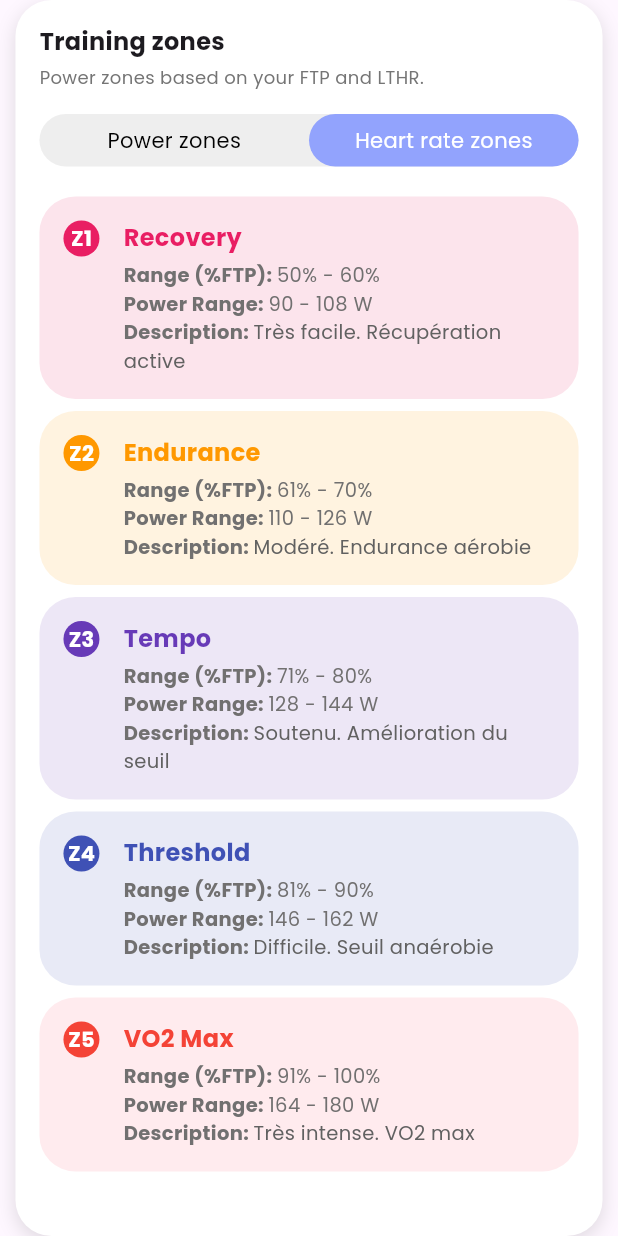
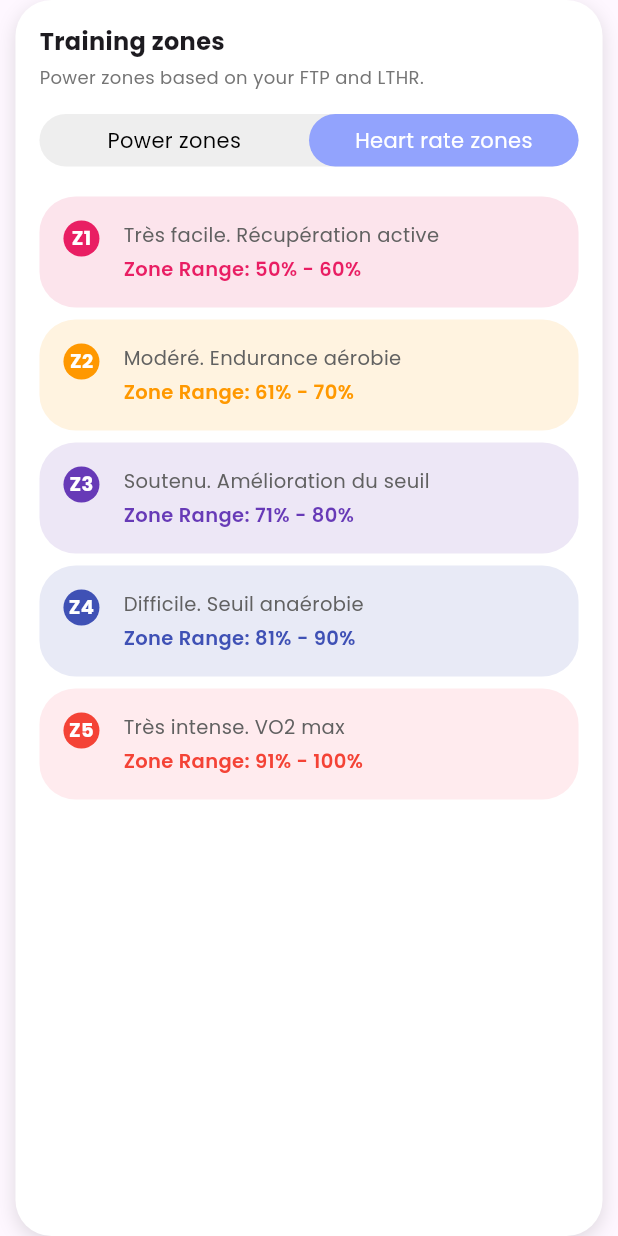
Before and after one commit to HanineBgr/Cyclink, a Flutter app: the ProfileCard widget shown alone on an empty page, opened directly, after a tap on "Heart rate zones", on a phone screen of 412 x 824 dp. Run offline on Flutter 3.47's test engine with Material 3 defaults, Android fonts, the phone set to English and light mode, and no system bars; our stand-ins replace firebase_auth, firebase_core, fl_chart, flutter_secure_storage, flutter_svg, get and 5 more; missing offline and left inert: dotted_dashed_line, flutter_reactive_ble; accounts and stored records are empty; network calls fail.

Commit message:
update card

```diff
--- a/lib/common_widget/profileCard.dart
+++ b/lib/common_widget/profileCard.dart
@@ -116,28 +116,29 @@ class _ProfileCardState extends State<ProfileCard> {
   List<Widget> _buildZoneCards(int ftp, int maxHr) {
     if (isPowerZoneSelected) {
       return [
-        _zoneCard("Z1", "Recovery", ftp, 0, 55, Colors.blue, Colors.blue[50]!, "Très facile, conversation fluide. Récupération active"),
-        _zoneCard("Z2", "Endurance", ftp, 56, 75, Colors.green, Colors.green[50]!, "Effort modéré. Endurance aérobie"),
-        _zoneCard("Z3", "Tempo", ftp, 76, 90, Colors.orange, Colors.orange[50]!, "Effort soutenu. Seuil lactique"),
-        _zoneCard("Z4", "Threshold", ftp, 91, 105, Colors.red, Colors.red[50]!, "Effort difficile. Seuil anaérobie"),
-        _zoneCard("Z5", "VO2 Max", ftp, 106, 120, Colors.purple, Colors.purple[50]!, "Très intense. Capacité aérobie maximale"),
-        _zoneCard("Z6", "Anaerobic", ftp, 121, 150, Colors.teal, Colors.teal[50]!, "Maximal court. Tolérance lactique"),
-        _zoneCard("Z7", "Neuromuscular", ftp, 151, 200, Colors.brown, Colors.brown[50]!, "Sprints explosifs. Puissance maximale"),
+        _zoneCard("Z1", "Très facile, conversation fluide. Récupération active", ftp, 0, 55, Colors.blue, Colors.blue[50]!),
+        _zoneCard("Z2", "Effort modéré. Endurance aérobie", ftp, 56, 75, Colors.green, Colors.green[50]!),
+        _zoneCard("Z3", "Effort soutenu. Seuil lactique", ftp, 76, 90, Colors.orange, Colors.orange[50]!),
+        _zoneCard("Z4", "Effort difficile. Seuil anaérobie", ftp, 91, 105, Colors.red, Colors.red[50]!),
+        _zoneCard("Z5", "Très intense. Capacité aérobie maximale", ftp, 106, 120, Colors.purple, Colors.purple[50]!),
+        _zoneCard("Z6", "Maximal court. Tolérance lactique", ftp, 121, 150, Colors.teal, Colors.teal[50]!),
+        _zoneCard("Z7", "Sprints explosifs. Puissance maximale", ftp, 151, 200, Colors.brown, Colors.brown[50]!),
       ];
     } else {
       return [
-        _zoneCard("Z1", "Recovery", maxHr, 50, 60, Colors.pink, Colors.pink[50]!, "Très facile. Récupération active"),
-        _zoneCard("Z2", "Endurance", maxHr, 61, 70, Colors.orange, Colors.orange[50]!, "Modéré. Endurance aérobie"),
-        _zoneCard("Z3", "Tempo", maxHr, 71, 80, Colors.deepPurple, Colors.deepPurple[50]!, "Soutenu. Amélioration du seuil"),
-        _zoneCard("Z4", "Threshold", maxHr, 81, 90, Colors.indigo, Colors.indigo[50]!, "Difficile. Seuil anaérobie"),
-        _zoneCard("Z5", "VO2 Max", maxHr, 91, 100, Colors.red, Colors.red[50]!, "Très intense. VO2 max"),
+        _zoneCard("Z1", "Très facile. Récupération active", maxHr, 50, 60, Colors.pink, Colors.pink[50]!),
+        _zoneCard("Z2", "Modéré. Endurance aérobie", maxHr, 61, 70, Colors.orange, Colors.orange[50]!),
+        _zoneCard("Z3", "Soutenu. Amélioration du seuil", maxHr, 71, 80, Colors.deepPurple, Colors.deepPurple[50]!),
+        _zoneCard("Z4", "Difficile. Seuil anaérobie", maxHr, 81, 90, Colors.indigo, Colors.indigo[50]!),
+        _zoneCard("Z5", "Très intense. VO2 max", maxHr, 91, 100, Colors.red, Colors.red[50]!),
       ];
     }
   }
 
-  Widget _zoneCard(String index, String title, int base, int minPct, int maxPct, Color titleColor, Color bgColor, String description) {
+  Widget _zoneCard(String index, String description, int base, int minPct, int maxPct, Color titleColor, Color bgColor) {
     final minW = (base * minPct / 100).round();
     final maxW = (base * maxPct / 100).round();
+
     return Container(
       margin: const EdgeInsets.symmetric(vertical: 4),
       padding: const EdgeInsets.all(16),
@@ -161,6 +162,7 @@ class _ProfileCardState extends State<ProfileCard> {
               style: GoogleFonts.poppins(
                 color: Colors.white,
                 fontWeight: FontWeight.bold,
+                fontSize: 13,
               ),
             ),
           ),
@@ -170,63 +172,20 @@ class _ProfileCardState extends State<ProfileCard> {
               crossAxisAlignment: CrossAxisAlignment.start,
               children: [
                 Text(
-                  title,
+                  description,
                   style: GoogleFonts.poppins(
-                    fontWeight: FontWeight.bold,
-                    fontSize: 16,
-                    color: titleColor,
+                    fontSize: 13,
+                    color: Colors.grey[700],
                   ),
                 ),
                 const SizedBox(height: 4),
-                Text.rich(
-                  TextSpan(
-                    children: [
-                      TextSpan(
-                        text: "Range (%FTP): ",
-                        style: GoogleFonts.poppins(
-                          fontWeight: FontWeight.bold,
-                          fontSize: 13,
-                          color: const Color.fromARGB(255, 113, 112, 112),
-                        ),
-                      ),
-                      TextSpan(
-                        text: "$minPct% - $maxPct%\n",
-                        style: GoogleFonts.poppins(
-                          fontSize: 13,
-                        color: const Color.fromARGB(255, 113, 112, 112),
-                        ),
-                      ),
-                      TextSpan(
-                        text: "Power Range: ",
-                        style: GoogleFonts.poppins(
-                          fontWeight: FontWeight.bold,
-                          fontSize: 13,
-                         color: const Color.fromARGB(255, 113, 112, 112),
-                        ),
-                      ),
-                      TextSpan(
-                        text: "$minW - $maxW W\n",
-                        style: GoogleFonts.poppins(
-                          fontSize: 13,
-                          color: const Color.fromARGB(255, 113, 112, 112),
-                        ),
-                      ),
-                      TextSpan(
-                        text: "Description: ",
-                        style: GoogleFonts.poppins(
-                          fontWeight: FontWeight.bold,
-                          fontSize: 13,
-                          color: const Color.fromARGB(255, 113, 112, 112),
-                        ),
-                      ),
-                      TextSpan(
-                        text: description,
-                        style: GoogleFonts.poppins(
-                          fontSize: 13,
-                          color: Colors.grey[700],
-                        ),
-                      ),
-                    ],
+                Text(
+                  "Zone Range: $minPct% - $maxPct%" +
+                      (isPowerZoneSelected ? "  ($minW–$maxW W)" : ""),
+                  style: GoogleFonts.poppins(
+                    fontWeight: FontWeight.w600,
+                    fontSize: 13,
+                    color: titleColor,
                   ),
                 ),
               ],
--- a/lib/view/profile/profile_view.dart
+++ b/lib/view/profile/profile_view.dart
@@ -2,7 +2,6 @@ import 'package:fast_rhino/view/auth/login_view.dart';
 import 'package:flutter/material.dart';
 import 'package:provider/provider.dart';
 import 'package:shared_preferences/shared_preferences.dart';
-
 import '../../common/colo_extension.dart';
 import '../../common_widget/profileCard.dart';
 import '../../common_widget/round_button.dart';
@@ -21,11 +20,10 @@ class _ProfileViewState extends State<ProfileView> {
   @override
   void initState() {
     super.initState();
-    _saveLastScreen(); // ✅ Ajout ici
+    _saveLastScreen();
     Provider.of<AuthProvider>(context, listen: false).fetchUser();
   }
 
-  // ✅ Fonction pour sauvegarder le nom de l'écran
   Future<void> _saveLastScreen() async {
     final prefs = await SharedPreferences.getInstance();
     await prefs.setString('lastScreen', 'Profile');
```
